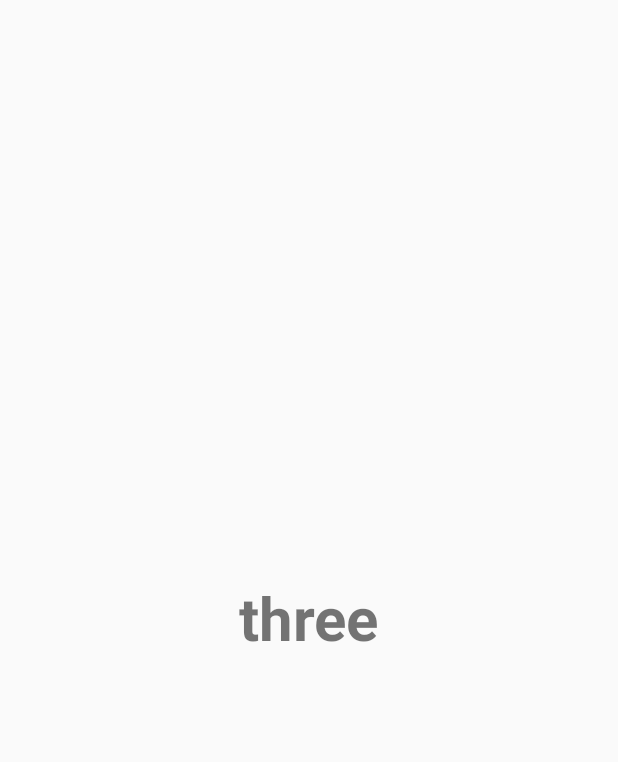
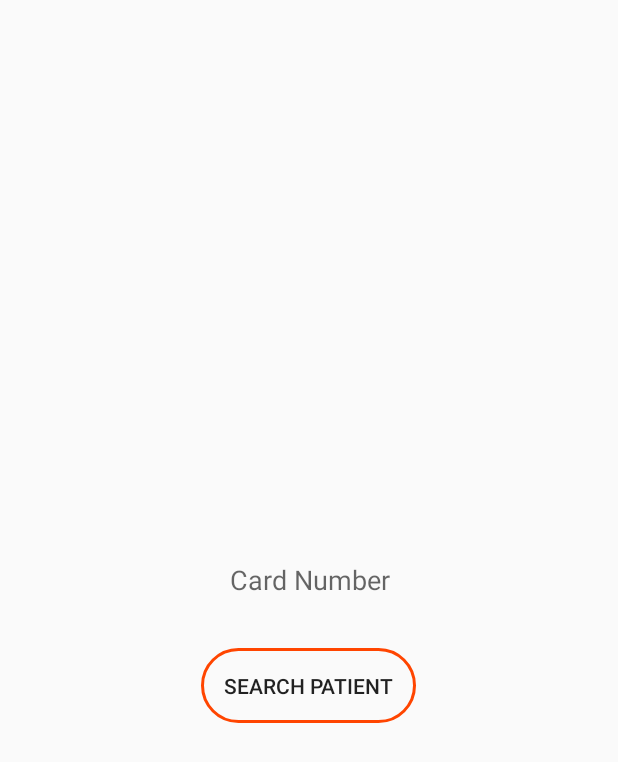
Before and after one commit to sohaiboh/h3ko, an Android app: the fragment ThreeFragment shown on its own in the app's theme, on a phone screen of 412 x 824 dp. Shown: the top 762 px of the screen. Run offline under Robolectric (Android 15) with nearby library versions, the light colour scheme and no system bars; 2 statements that could not run were skipped.

Commit message:
Fragment one - Camera permission and Fragment three - UI

```diff
--- a/app/src/main/java/com/example/suhayb/h3ko/fragments/ThreeFragment.java
+++ b/app/src/main/java/com/example/suhayb/h3ko/fragments/ThreeFragment.java
@@ -1,14 +1,25 @@
 package com.example.suhayb.h3ko.fragments;
 
+import android.app.Activity;
+import android.os.Binder;
 import android.os.Bundle;
 import android.support.v4.app.Fragment;
 import android.view.LayoutInflater;
 import android.view.View;
 import android.view.ViewGroup;
+import android.view.inputmethod.InputMethodManager;
+import android.widget.Button;
+import android.widget.EditText;
+import android.widget.Toast;
+
 import com.example.suhayb.h3ko.R;
+import com.example.suhayb.h3ko.Utils.UtilsHelper;
 
 
 public class ThreeFragment extends Fragment {
+
+    EditText cardNo;
+    Button searchPatient;
 
     public ThreeFragment() {
         // Required empty public constructor
@@ -23,7 +34,34 @@ public class ThreeFragment extends Fragment {
     public View onCreateView(LayoutInflater inflater, ViewGroup container,
                              Bundle savedInstanceState) {
         // Inflate the layout for this fragment
-        return inflater.inflate(R.layout.fragment_three, container, false);
+        View view = inflater.inflate(R.layout.fragment_three, container, false);
+        initViews(view);
+        return view;
     }
 
+    private void initViews(View view) {
+        cardNo = view.findViewById(R.id.EdTxtCardNo);
+        searchPatient = view.findViewById(R.id.btnSearchPatient);
+
+//        TODO: Continue here!!!
+        hideSoftKeyboard(getActivity().getParent());
+
+        searchPatient.setOnClickListener(new View.OnClickListener() {
+            @Override
+            public void onClick(View view) {
+                Toast.makeText(getContext(), "TEST", Toast.LENGTH_SHORT).show();
+            }
+        });
+    }
+
+    public static void hideSoftKeyboard(Activity activity) {
+        InputMethodManager inputMethodManager =
+                (InputMethodManager) activity.getSystemService(
+                        Activity.INPUT_METHOD_SERVICE);
+        inputMethodManager.hideSoftInputFromWindow(
+                activity.getCurrentFocus().getWindowToken(), 0);
+    }
+
+
+
 }
--- a/app/src/main/res/layout/fragment_three.xml
+++ b/app/src/main/res/layout/fragment_three.xml
@@ -4,12 +4,29 @@
     android:layout_height="match_parent"
     tools:context="com.example.suhayb.h3ko.fragments.ThreeFragment">
 
-    <TextView
-        android:layout_width="wrap_content"
-        android:layout_height="wrap_content"
-        android:text="three"
-        android:textSize="40dp"
-        android:textStyle="bold"
-        android:layout_centerInParent="true"/>
+    <LinearLayout
+        android:layout_width="match_parent"
+        android:layout_height="match_parent"
+        android:gravity="center"
+        android:orientation="vertical">
+
+        <EditText
+            android:id="@+id/EdTxtCardNo"
+            android:inputType="number"
+            android:hint="@string/card_number"
+            android:background="@android:color/transparent"
+            android:gravity="center"
+            android:layout_margin="25dp"
+            android:layout_width="match_parent"
+            android:layout_height="40dp" />
+
+        <Button
+            android:id="@+id/btnSearchPatient"
+            android:background="@drawable/rounded_corners"
+            android:text="@string/search_patient"
+            android:padding="15dp"
+            android:layout_width="wrap_content"
+            android:layout_height="50dp" />
+    </LinearLayout>
 
 </RelativeLayout>
--- a/app/src/main/res/values/strings.xml
+++ b/app/src/main/res/values/strings.xml
@@ -5,4 +5,10 @@
     <string name="photo_tab">Photo</string>
     <string name="info_tab">Name/Address</string>
     <string name="card_tab">Card Number</string>
+
+
+    <!--Search card number-->
+    <string name="card_number">Card Number</string>
+    <string name="search_patient">Search Patient</string>
+
 </resources>
```
Also changed, not shown: app/src/main/AndroidManifest.xml (+9 -0 lines), app/src/main/java/com/example/suhayb/h3ko/Utils/Constants.java (+7 -0 lines), app/src/main/java/com/example/suhayb/h3ko/Utils/UtilsHelper.java (+11 -0 lines), app/src/main/java/com/example/suhayb/h3ko/fragments/OneFragment.java (+46 -2 lines).
